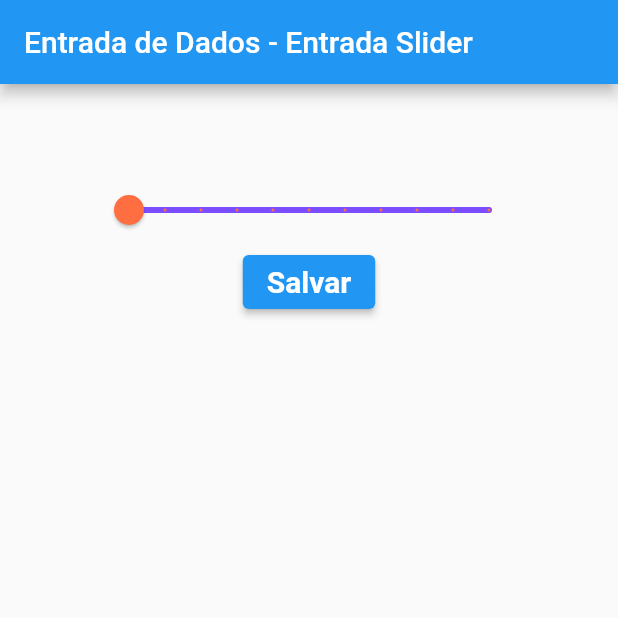
After one commit to Britoweb/entrada_dados, a Flutter app: the screen it shows after launch, on a phone screen of 412 x 824 dp, the top half of it. The commit adds this screen. Run offline on Flutter 3.47's test engine with Material 2 defaults, Android fonts, the phone set to English and light mode, and no system bars.

Commit message:
Subindo classe Slider

```diff
--- /dev/null
+++ b/lib/EntradaSlider.dart
@@ -0,0 +1,60 @@
+import 'package:flutter/material.dart';
+
+
+class EntradaSlider extends StatefulWidget {
+  const EntradaSlider({Key? key}) : super(key: key);
+
+  @override
+  _EntradaSliderState createState() => _EntradaSliderState();
+}
+
+class _EntradaSliderState extends State<EntradaSlider> {
+
+
+  double valor = 0;
+  String label = "0";
+
+  @override
+  Widget build(BuildContext context) {
+    return Scaffold(
+      appBar: AppBar(
+        title: Text("Entrada de Dados - Entrada Slider"),
+      ),
+      body: Container(
+        padding: EdgeInsets.all(60),
+        child: Column(
+          children: [
+            Slider(
+                value: valor,
+                min: 0,
+                max: 10,
+                label: label,
+                divisions: 10,
+                activeColor: Colors.deepOrangeAccent,
+                inactiveColor: Colors.deepPurpleAccent,
+                onChanged: (double novoValor) {
+                  print("Valor selecionado: " + novoValor.toString());
+                  setState(() {
+                    valor = novoValor;
+                    label = novoValor.toString();
+                  });
+                }
+            ),
+            ElevatedButton(
+                onPressed: (){
+
+                },
+                child: Text(
+                  "Salvar",
+                  style: TextStyle(
+                    fontSize: 20,
+                    fontWeight: FontWeight.bold,
+                  ),
+                )
+            ),
+          ],
+        ),
+      ),
+    );
+  }
+}
--- a/lib/main.dart
+++ b/lib/main.dart
@@ -1,6 +1,7 @@
 import 'package:entrada_dados/CampoTexto.dart';
 import 'package:entrada_dados/EntradaCheckbox.dart';
 import 'package:entrada_dados/EntradaRadioButton.dart';
+import 'package:entrada_dados/EntradaSlider.dart';
 import 'package:entrada_dados/EntradaSwitch.dart';
 import 'package:flutter/material.dart';
 
@@ -10,7 +11,8 @@ void main(){
       //home: CampoTexto(),
       //home: EntradaCheckbox(),
       //home: EntradaRadioButton(),
-      home: EntradaSwitch(),
+      //home: EntradaSwitch(),
+      home: EntradaSlider(),
     )
   );
 }
```
